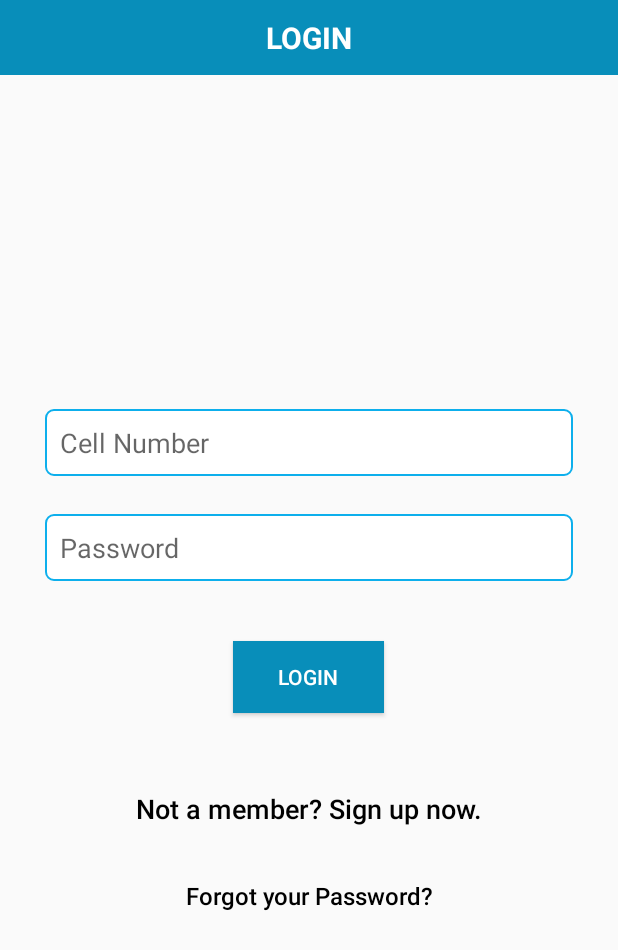
After one commit to priyankagiri14/Rica-app, an Android app: the Agent_Login_Activity screen opened directly, with no data from a screen before it, on a phone screen of 412 x 824 dp. The commit adds this screen. Shown: the top 950 px of the screen. Run offline under Robolectric (Android 15) with nearby library versions, the phone set to English and light mode, and no system bars.

Commit message:
Agent Login API Done

```diff
--- a/app/build.gradle
+++ b/app/build.gradle
@@ -1,4 +1,3 @@
-
 apply plugin: 'com.android.application'
 
 android {
@@ -55,6 +54,9 @@
 
     implementation 'com.jakewharton:butterknife:10.0.0'
     implementation 'info.androidhive:fontawesome:0.0.5'
+    implementation 'com.squareup.retrofit2:retrofit:2.5.0'
+    implementation 'com.squareup.retrofit2:converter-gson:2.5.0'
+    implementation 'com.squareup.retrofit2:converter-scalars:2.3.0'
 }
 
 android {
--- /dev/null
+++ b/app/src/main/java/com/ubits/payflow/payflow_network/Agent_Login/Agent_Login_Activity.java
@@ -0,0 +1,99 @@
+package com.ubits.payflow.payflow_network.Agent_Login;
+
+import androidx.appcompat.app.AppCompatActivity;
+
+import android.content.Intent;
+import android.os.Bundle;
+import android.util.Log;
+import android.view.View;
+import android.widget.Button;
+import android.widget.EditText;
+import android.widget.Toast;
+
+import com.ubits.payflow.payflow_network.Driver.Driver_Dashboard.Driver_Dashboard;
+import com.ubits.payflow.payflow_network.R;
+import com.ubits.payflow.payflow_network.Web_Services.RetrofitClient;
+import com.ubits.payflow.payflow_network.Web_Services.Web_Interface;
+
+import org.json.JSONException;
+import org.json.JSONObject;
+
+import okhttp3.MediaType;
+import okhttp3.RequestBody;
+import retrofit2.Call;
+import retrofit2.Callback;
+import retrofit2.Response;
+
+public class Agent_Login_Activity extends AppCompatActivity implements Callback<AgentLoginResponse> {
+
+    EditText cellid,password;
+    Button login;
+    String type = "0";
+    @Override
+    protected void onCreate(Bundle savedInstanceState) {
+        super.onCreate(savedInstanceState);
+        setContentView(R.layout.activity_agent__login_);
+
+        cellid = (EditText)findViewById(R.id.cellnumber);
+        password = (EditText)findViewById(R.id.password);
+        login = (Button)findViewById(R.id.btnLogin);
+        login.setOnClickListener(new View.OnClickListener() {
+            @Override
+            public void onClick(View v){
+                if(cellid.length() == 0 || password.length() == 0)
+                {
+                    Toast.makeText(Agent_Login_Activity.this, "Enter the Required Fields", Toast.LENGTH_SHORT).show();
+                }
+                else {
+                    agentlogin(cellid.getText().toString(), password.getText().toString(), type);
+                    }
+                }
+        });
+    }
+
+    private void agentlogin(String cellid, String password, String type) {
+        Web_Interface webInterface= RetrofitClient.getClient().create(Web_Interface.class);
+//        Log.d("LoginActivity","retrofit initialised");
+
+        //creating request body to parse form data
+
+        try {
+            JSONObject paramObject = new JSONObject();
+            paramObject.put("id", cellid);
+            paramObject.put("password", password);
+            paramObject.put("type",type);
+
+            RequestBody body = RequestBody.create(MediaType.parse("text/plain"),(paramObject).toString());
+
+            Call<AgentLoginResponse> call= webInterface.requestAgentLogin(body);
+            //exeuting the service
+            call.enqueue(this);
+        } catch (JSONException e) {
+            e.printStackTrace();
+        }
+
+    }
+
+
+    @Override
+    public void onResponse(Call<AgentLoginResponse> call, Response<AgentLoginResponse> response) {
+        if (response.isSuccessful() && response.code() == 200) {
+
+            String userid = response.body().getData().getUser().getId();
+            String name = response.body().getData().getUser().getName();
+            String token = response.body().getData().getUser().getToken();
+            String type = response.body().getData().getUser().getType();
+
+            Intent intent = new Intent(Agent_Login_Activity.this, Driver_Dashboard.class);
+            startActivity(intent);
+        }
+
+    }
+
+    @Override
+    public void onFailure(Call<AgentLoginResponse> call, Throwable t) {
+
+        Toast.makeText(this, t.getMessage(), Toast.LENGTH_SHORT).show();
+
+    }
+}
--- a/app/src/main/java/com/ubits/payflow/payflow_network/Login/Login_Activity.java
+++ b/app/src/main/java/com/ubits/payflow/payflow_network/Login/Login_Activity.java
@@ -10,6 +10,7 @@ import android.widget.TabHost;
 import android.widget.TextView;
 import android.widget.Toast;
 
+import com.ubits.payflow.payflow_network.Agent_Login.Agent_Login_Activity;
 import com.ubits.payflow.payflow_network.Driver.Driverlogin;
 import com.ubits.payflow.payflow_network.General.Login;
 import com.ubits.payflow.payflow_network.R;
@@ -30,7 +31,7 @@ public class Login_Activity extends TabActivity {
 
         spec=tabHost.newTabSpec("Agent");
         spec.setIndicator("AGENT");
-        intent=new Intent(this,Login.class);
+        intent=new Intent(this, Agent_Login_Activity.class);
         spec.setContent(intent);
         tabHost.addTab(spec);
 
--- /dev/null
+++ b/app/src/main/java/com/ubits/payflow/payflow_network/Web_Services/IBaseURL.java
@@ -0,0 +1,5 @@
+package com.ubits.payflow.payflow_network.Web_Services;
+
+public interface IBaseURL {
+    String BASE_URL = "http://192.168.1.17/rica/";
+}
--- /dev/null
+++ b/app/src/main/java/com/ubits/payflow/payflow_network/Web_Services/Web_Interface.java
@@ -0,0 +1,14 @@
+package com.ubits.payflow.payflow_network.Web_Services;
+
+import com.ubits.payflow.payflow_network.Agent_Login.AgentLoginResponse;
+
+import okhttp3.RequestBody;
+import retrofit2.Call;
+import retrofit2.http.Body;
+import retrofit2.http.POST;
+
+public interface Web_Interface {
+
+    @POST("?method=login")
+    Call<AgentLoginResponse> requestAgentLogin(@Body RequestBody agentLoginBody);
+}
--- /dev/null
+++ b/app/src/main/res/layout/activity_agent__login_.xml
@@ -0,0 +1,102 @@
+<?xml version="1.0" encoding="utf-8"?>
+<RelativeLayout
+    xmlns:android="http://schemas.android.com/apk/res/android" android:layout_width="match_parent"
+    android:layout_height="match_parent">
+
+    <TextView
+        android:text="LOGIN"
+        android:textSize="20sp"
+        android:textStyle="bold"
+        android:gravity="center"
+        android:textColor="@color/white"
+        android:layout_width="match_parent"
+        android:layout_height="50dp"
+        android:background="@color/colorPrimary"
+        android:id="@+id/logintext"/>
+    <LinearLayout xmlns:android="http://schemas.android.com/apk/res/android"
+        android:layout_width="fill_parent"
+        android:layout_height="fill_parent"
+        android:gravity="center"
+        android:orientation="vertical"
+        android:padding="10dp"
+        android:layout_below="@id/logintext">
+
+        <LinearLayout
+            android:layout_below="@id/toolbar"
+            android:layout_width="fill_parent"
+            android:layout_height="wrap_content"
+            android:layout_gravity="center"
+            android:layout_marginTop="20dp"
+            android:orientation="vertical"
+            android:paddingLeft="20dp"
+            android:paddingRight="20dp">
+
+            <EditText
+                android:id="@+id/cellnumber"
+                android:layout_width="fill_parent"
+                android:layout_height="wrap_content"
+                android:layout_marginBottom="10dp"
+                android:background="@drawable/border_layout"
+                android:hint="Cell Number"
+                android:inputType="text"
+                android:padding="10dp"
+                android:singleLine="true"
+                android:textColor="@color/black" />
+
+            <EditText
+                android:id="@+id/password"
+                android:layout_width="fill_parent"
+                android:layout_height="wrap_content"
+                android:layout_marginBottom="10dp"
+                android:layout_marginTop="15dp"
+                android:background="@drawable/border_layout"
+                android:hint="@string/hint_password"
+                android:inputType="textPassword"
+                android:padding="10dp"
+                android:singleLine="true"
+                android:textColor="@color/input_login" />
+
+            <!-- Login Button -->
+
+            <Button
+                android:id="@+id/btnLogin"
+                android:layout_width="wrap_content"
+                android:layout_height="wrap_content"
+                android:layout_gravity="center_horizontal"
+                android:layout_marginTop="30dp"
+                android:background="@color/colorPrimary"
+                android:paddingLeft="30dp"
+                android:paddingRight="30dp"
+                android:text="@string/btn_login"
+                android:textColor="@color/white" />
+
+
+            <!-- Link to Login Screen -->
+
+            <Button
+
+                android:id="@+id/btnLinkToRegisterScreen"
+                android:layout_width="fill_parent"
+                android:layout_height="wrap_content"
+                android:layout_marginTop="40dip"
+                android:background="@null"
+                android:text="@string/btn_link_to_register"
+                android:textAllCaps="false"
+                android:textColor="@color/black"
+                android:textSize="18sp" />
+
+
+            <Button
+                android:id="@+id/btnForgotPassword"
+                android:layout_width="fill_parent"
+                android:layout_height="wrap_content"
+                android:layout_marginTop="10dip"
+                android:background="@null"
+                android:text="Forgot your Password?"
+                android:textAllCaps="false"
+                android:textColor="@color/black"
+                android:textSize="16sp" />
+        </LinearLayout>
+    </LinearLayout>
+
+</RelativeLayout>
```
Also changed, not shown: app/src/main/AndroidManifest.xml (+16 -15 lines), app/src/main/java/com/ubits/payflow/payflow_network/Agent_Login/AgentLoginResponse.java (added, +43 -0 lines), app/src/main/java/com/ubits/payflow/payflow_network/Agent_Login/Data.java (added, +18 -0 lines), app/src/main/java/com/ubits/payflow/payflow_network/Agent_Login/User.java (added, +52 -0 lines), app/src/main/java/com/ubits/payflow/payflow_network/Web_Services/RetrofitClient.java (added, +24 -0 lines). Lines whose indentation alone changed are shown as unchanged.
